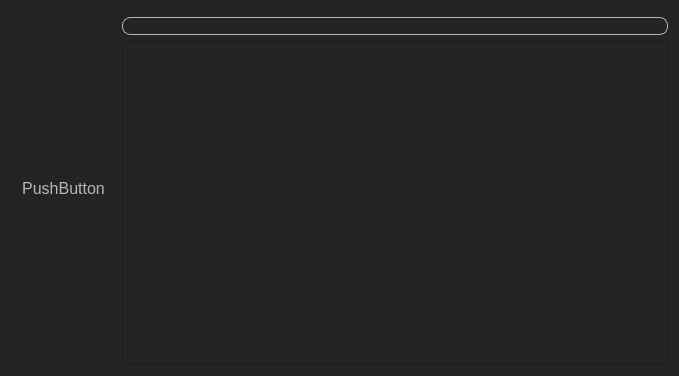
First picture: the form in TarHelper/enquiry.ui, repository n3wbeee/TarHelper, before the edit.
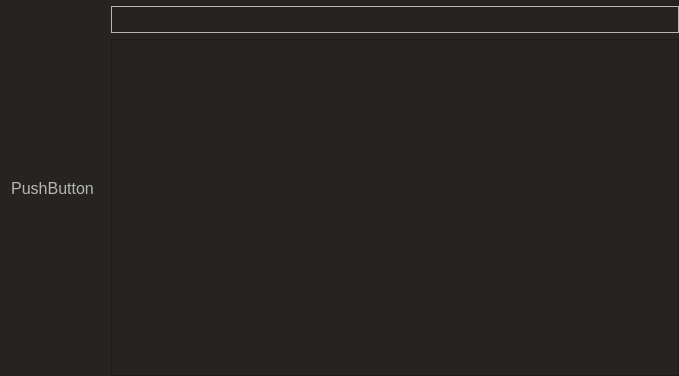
Second picture: the form after the edit.

Diff of the .ui file:
```diff
--- a/TarHelper/enquiry.ui
+++ b/TarHelper/enquiry.ui
@@ -10,6 +10,11 @@
     <height>376</height>
    </rect>
   </property>
+  <property name="font">
+   <font>
+    <family>思源黑体</family>
+   </font>
+  </property>
   <property name="windowTitle">
    <string>enquiry</string>
   </property>
@@ -19,7 +24,7 @@
 }
 
 QPushButton{
-	font-family: &quot;Microsoft YaHei&quot;;
+	font-family: &quot;Source Han Sans CN&quot;;
 	font-size: 12pt;
 	background-color:#252423;
 	border-style: none;
@@ -56,22 +61,46 @@
 }
 
 QLineEdit{
-	border:1px solid #B8B6B4;
-	border-radius: 8px;
+	border: 1px solid #B8B6B4;
+	border-radius: 16px;
 	color: #B8B6B4;
-	padding-left: 5px
+	padding-left: 10px;
+	font-family: &quot;Source Han Sans CN&quot;;
 }
 
-QListWidget{
+QTabelWidget::Item{
 	color: #B8B6B4;
+	font-family: &quot;Source Han Sans CN&quot;;
+}
+
+QTabelWidget{
+	border: 0px none #252423;
+	color: #B8B6B4;
+	font-family: &quot;Source Han Sans CN&quot;;
 }</string>
   </property>
   <layout class="QGridLayout" name="gridLayout">
-   <item row="2" column="2">
-    <widget class="QListWidget" name="listWidget"/>
-   </item>
+   <property name="leftMargin">
+    <number>0</number>
+   </property>
+   <property name="topMargin">
+    <number>0</number>
+   </property>
+   <property name="rightMargin">
+    <number>0</number>
+   </property>
+   <property name="bottomMargin">
+    <number>0</number>
+   </property>
    <item row="1" column="2">
-    <widget class="QLineEdit" name="lineEdit"/>
+    <widget class="QLineEdit" name="lineEdit">
+     <property name="font">
+      <font>
+       <family>Source Han Sans CN</family>
+       <pointsize>12</pointsize>
+      </font>
+     </property>
+    </widget>
    </item>
    <item row="0" column="0" rowspan="3">
     <widget class="QGroupBox" name="groupBox">
@@ -89,6 +118,25 @@
      </layout>
     </widget>
    </item>
+   <item row="2" column="2">
+    <widget class="QTableWidget" name="tableWidget">
+     <property name="verticalScrollBarPolicy">
+      <enum>Qt::ScrollBarAlwaysOff</enum>
+     </property>
+     <property name="horizontalScrollBarPolicy">
+      <enum>Qt::ScrollBarAlwaysOff</enum>
+     </property>
+     <property name="editTriggers">
+      <set>QAbstractItemView::NoEditTriggers</set>
+     </property>
+     <attribute name="horizontalHeaderVisible">
+      <bool>true</bool>
+     </attribute>
+     <attribute name="verticalHeaderVisible">
+      <bool>false</bool>
+     </attribute>
+    </widget>
+   </item>
   </layout>
  </widget>
  <layoutdefault spacing="6" margin="11"/>
```
